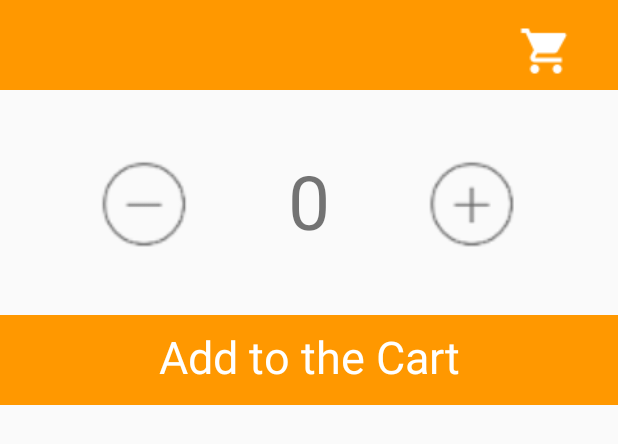
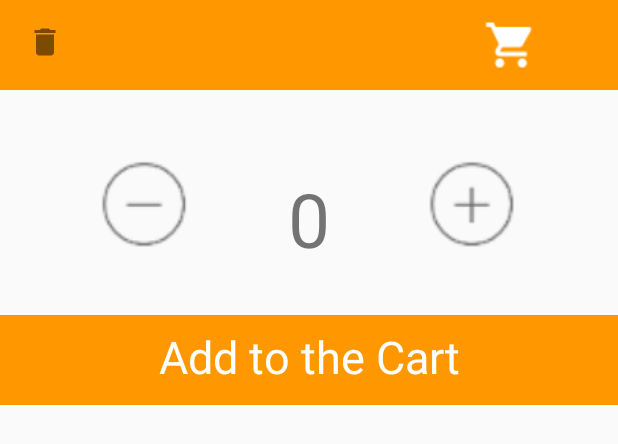
Before and after one commit to stevezhao1/Bakeryproject, an Android app: the layout dialog_item_quantity_update.xml on its own in the app's theme, with its tools: preview values and no code run, on a phone screen of 412 x 824 dp. Shown: the top 444 px of the screen. Run offline under Robolectric (Android 15) with nearby library versions, the phone set to English and light mode, and no system bars.

Commit message:
ShoppingCartChange

```diff
--- a/app/src/main/AndroidManifest.xml
+++ b/app/src/main/AndroidManifest.xml
@@ -10,7 +10,7 @@
         android:label=""
         android:roundIcon="@mipmap/ic_launcher_round"
         android:supportsRtl="true"
-        android:theme="@style/Theme.Backery"
+        android:theme="@style/Theme.Bakery"
         tools:targetApi="31">
 
         <activity
--- a/app/src/main/java/com/example/backery4/ShoppingCartActivity.java
+++ b/app/src/main/java/com/example/backery4/ShoppingCartActivity.java
@@ -41,13 +41,13 @@ public class ShoppingCartActivity extends AppCompatActivity {
         mToolbar = (Toolbar) findViewById(R.id.toolbar);
         proceedToBook = findViewById(R.id.proceed_to_book);
         grandTotal = findViewById(R.id.grand_total_cart);
-        setSupportActionBar(mToolbar);
+/*        setSupportActionBar(mToolbar);*/
         getSupportActionBar().setDisplayHomeAsUpEnabled(true);
         getSupportActionBar().setDisplayShowHomeEnabled(true);
         getSupportActionBar().setTitle("Cart");
 
 
-        mToolbar.setNavigationIcon(getResources().getDrawable(R.drawable.ic_back_arrow));
+//        mToolbar.setNavigationIcon(getResources().getDrawable(R.drawable.ic_back_arrow));
         mToolbar.setNavigationOnClickListener(new View.OnClickListener() {
             @Override
             public void onClick(View v) {
@@ -92,7 +92,7 @@ public class ShoppingCartActivity extends AppCompatActivity {
         for (int i = 0; i < temparraylist.size(); i++) {
             grandTotalplus = grandTotalplus + temparraylist.get(i).getTotalCash();
         }
-        grandTotal.setText("EGP " + String.valueOf(grandTotalplus));
+        grandTotal.setText("$ " + String.valueOf(grandTotalplus));
         cartRecyclerView = findViewById(R.id.recycler_view_cart);
         cartAdapter = new CartAdapter(temparraylist, this);
         RecyclerView.LayoutManager mLayoutManager = new LinearLayoutManager(this);
--- a/app/src/main/res/layout/activity_item_page.xml
+++ b/app/src/main/res/layout/activity_item_page.xml
@@ -7,6 +7,7 @@
     tools:context=".MainActivity"
     android:orientation="horizontal">
 
+
     <androidx.recyclerview.widget.RecyclerView
         android:id="@+id/product_recycler_view"
         android:layout_width="match_parent"
--- a/app/src/main/res/layout/dialog_item_quantity_update.xml
+++ b/app/src/main/res/layout/dialog_item_quantity_update.xml
@@ -17,18 +17,18 @@
         app:layout_constraintStart_toStartOf="parent"
         app:layout_constraintTop_toTopOf="parent" />
 
-
     <ImageView
         android:id="@+id/imageView_close_dialog_cart"
         android:layout_width="60dp"
         android:layout_height="wrap_content"
-        android:layout_marginTop="208dp"
+        android:layout_marginTop="16dp"
         android:gravity="center"
         android:src="@drawable/ic_delete_black"
         app:layout_constraintEnd_toEndOf="parent"
-        app:layout_constraintHorizontal_bias="0.625"
+        app:layout_constraintHorizontal_bias="0.0"
         app:layout_constraintStart_toStartOf="parent"
         app:layout_constraintTop_toTopOf="@+id/view5" />
+
 
     <View
         android:id="@+id/view3"
@@ -59,7 +59,7 @@
         android:id="@+id/cart_product_quantity_tv"
         android:layout_width="wrap_content"
         android:layout_height="wrap_content"
-        android:layout_marginTop="40dp"
+        android:layout_marginTop="52dp"
         android:text="0"
 
         android:textSize="50dp"
@@ -97,9 +97,9 @@
         android:id="@+id/view_cart_button_dialog"
         android:layout_width="wrap_content"
         android:layout_height="wrap_content"
-        android:layout_marginTop="16dp"
+        android:layout_marginTop="12dp"
         app:layout_constraintEnd_toEndOf="@+id/view5"
-        app:layout_constraintHorizontal_bias="0.687"
+        app:layout_constraintHorizontal_bias="0.832"
         app:layout_constraintStart_toEndOf="@+id/imageView_close_dialog_cart"
         app:layout_constraintTop_toTopOf="@+id/view5"
         app:srcCompat="@drawable/ic_shopping_cart_white_24dp" />
--- a/app/src/main/res/values/themes.xml
+++ b/app/src/main/res/values/themes.xml
@@ -1,6 +1,6 @@
 <resources xmlns:tools="http://schemas.android.com/tools">
     <!-- Base application theme. -->
-    <style name="Theme.Backery" parent="Theme.AppCompat.Light.NoActionBar">
+    <style name="Theme.Bakery" parent="Theme.AppCompat.Light.DarkActionBar">
         <!-- Primary brand color. -->
         <item name="colorPrimary">#FF9800</item>
         <item name="colorPrimaryVariant">#8b4513</item>
@@ -11,6 +11,7 @@
         <item name="colorOnSecondary">@color/black</item>
         <!-- Status bar color. -->
         <item name="android:statusBarColor">?attr/colorPrimaryVariant</item>
+
         <!-- Customize your theme here. -->
     </style>
 </resources>
```
Also changed, not shown: app/src/main/res/drawable/ic_back_arrow.png (deleted).
